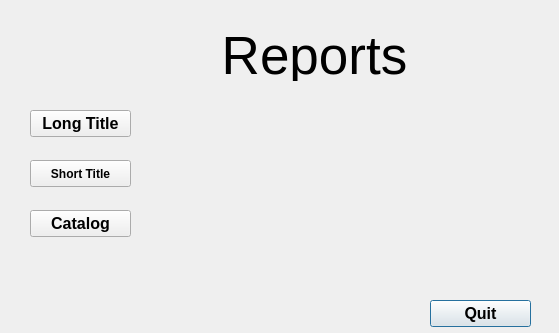
JimFowler/books, file Collection/Tools/collection/designer/ui_reports.ui: the form before one commit.
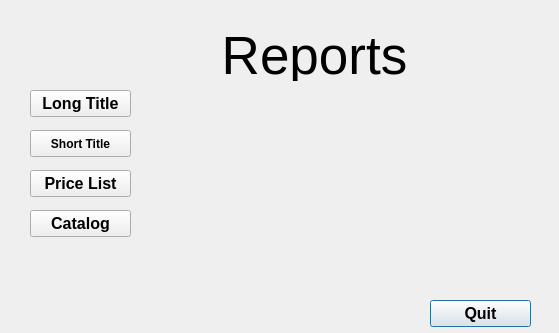
The form after the commit.

```diff
--- a/Collection/Tools/collection/designer/ui_reports.ui
+++ b/Collection/Tools/collection/designer/ui_reports.ui
@@ -58,7 +58,7 @@
    <property name="geometry">
     <rect>
      <x>30</x>
-     <y>110</y>
+     <y>90</y>
      <width>101</width>
      <height>27</height>
     </rect>
@@ -78,7 +78,7 @@
    <property name="geometry">
     <rect>
      <x>30</x>
-     <y>160</y>
+     <y>130</y>
      <width>101</width>
      <height>27</height>
     </rect>
@@ -113,6 +113,26 @@
     <string>Catalog</string>
    </property>
   </widget>
+  <widget class="QPushButton" name="priceButton">
+   <property name="geometry">
+    <rect>
+     <x>30</x>
+     <y>170</y>
+     <width>101</width>
+     <height>27</height>
+    </rect>
+   </property>
+   <property name="font">
+    <font>
+     <pointsize>12</pointsize>
+     <weight>75</weight>
+     <bold>true</bold>
+    </font>
+   </property>
+   <property name="text">
+    <string>Price List</string>
+   </property>
+  </widget>
  </widget>
  <tabstops>
   <tabstop>longButton</tabstop>
```
Left out of the diff: 2 changed lines with no effect on the pictures.
